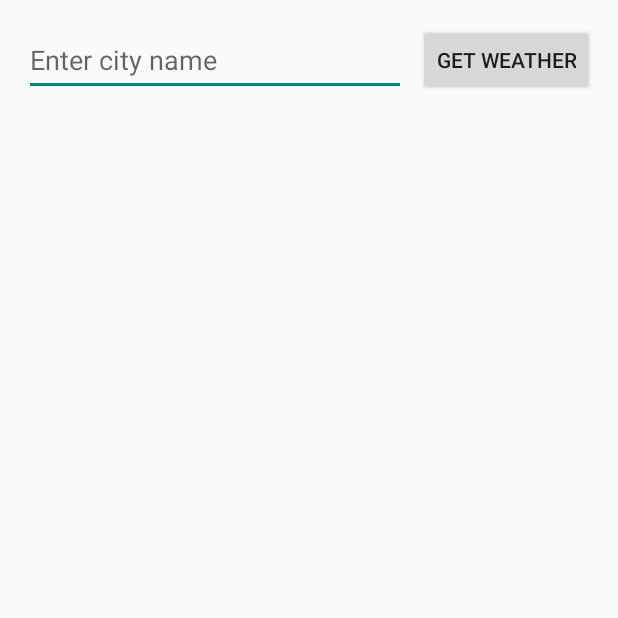
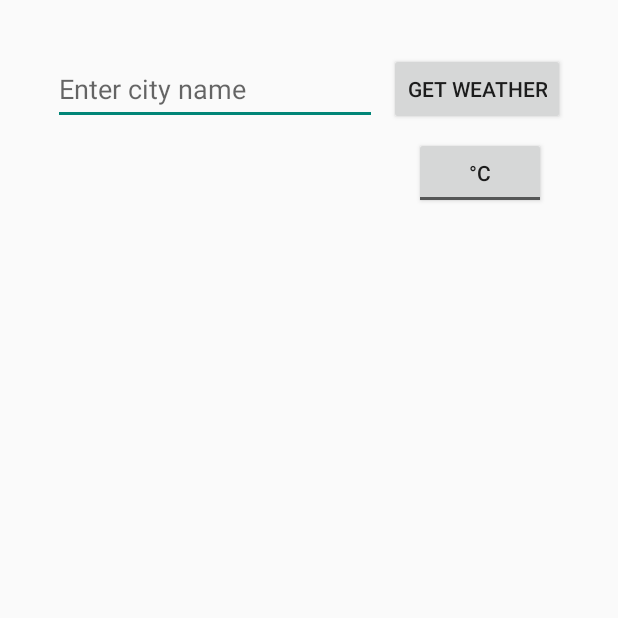
Before and after one commit to JuranHuang4399/WeatherApp-A6, an Android app: the WeatherActivity screen opened directly, with no data from a screen before it, on a phone screen of 412 x 824 dp, the top half of it. Run offline under Robolectric (Android 15) with nearby library versions, the phone set to English and light mode, and no system bars.

Commit message:
Restructure the weather activity, fix some ui problems and warnings.

```diff
--- a/app/src/main/java/com/group4/weatherapp/MainActivity.java
+++ b/app/src/main/java/com/group4/weatherapp/MainActivity.java
@@ -3,7 +3,6 @@ package com.group4.weatherapp;
 import android.content.Intent;
 import android.os.Bundle;
 import android.widget.Button;
-import android.widget.TextView;
 
 import androidx.appcompat.app.AppCompatActivity;
 
--- a/app/src/main/res/layout/activity_main.xml
+++ b/app/src/main/res/layout/activity_main.xml
@@ -8,8 +8,8 @@
         android:id="@+id/GroupNameText"
         android:layout_width="wrap_content"
         android:layout_height="wrap_content"
-        android:text="Group 4"
-        android:textSize="24sp"
+        android:text="@string/group_4"
+        android:textSize="30sp"
         android:textStyle="bold"
         app:layout_constraintTop_toTopOf="@id/GroupNameGuide"
         app:layout_constraintStart_toStartOf="parent"
@@ -28,7 +28,7 @@
         android:id="@+id/WeatherButton"
         android:layout_width="wrap_content"
         android:layout_height="wrap_content"
-        android:text="Check Weather"
+        android:text="@string/check_weather"
         app:layout_constraintBaseline_toTopOf="@id/WeatherButtonGuide"
         app:layout_constraintStart_toStartOf="parent"
         app:layout_constraintEnd_toEndOf="parent"
--- a/app/src/main/res/layout/activity_weather.xml
+++ b/app/src/main/res/layout/activity_weather.xml
@@ -5,7 +5,7 @@
     xmlns:tools="http://schemas.android.com/tools"
     android:layout_width="match_parent"
     android:layout_height="match_parent"
-    android:padding="16dp">
+    android:padding="35dp">
 
     <!-- Loading Spinner -->
     <ProgressBar
@@ -24,12 +24,26 @@
         android:id="@+id/cityInput"
         android:layout_width="0dp"
         android:layout_height="48dp"
+        android:autofillHints=""
         android:hint="@string/city_hint"
         android:inputType="textCapWords|textAutoComplete"
         app:layout_constraintTop_toTopOf="parent"
         app:layout_constraintStart_toStartOf="parent"
         app:layout_constraintEnd_toStartOf="@id/WeatherButton"
         android:layout_marginEnd="8dp"/>
+
+    <ToggleButton
+        android:id="@+id/tempUnitToggle"
+        android:layout_width="wrap_content"
+        android:layout_height="wrap_content"
+        android:layout_marginTop="8dp"
+        android:checked="false"
+        android:textOff="@string/temp_unit_c"
+        android:textOn="@string/temp_unit_f"
+        app:layout_constraintEnd_toEndOf="parent"
+        app:layout_constraintHorizontal_bias="0.95"
+        app:layout_constraintStart_toStartOf="parent"
+        app:layout_constraintTop_toBottomOf="@+id/WeatherButton" />
 
     <Button
         android:id="@+id/WeatherButton"
--- a/app/src/main/res/layout/forecast_day_item.xml
+++ b/app/src/main/res/layout/forecast_day_item.xml
@@ -44,7 +44,7 @@
         android:id="@+id/descTextView"
         android:layout_width="wrap_content"
         android:layout_height="wrap_content"
-        android:textSize="10sp"
+        android:textSize="14sp"
         android:textColor="#808080"
         android:layout_marginTop="2dp"
         android:maxLines="2"
--- a/app/src/main/res/values/strings.xml
+++ b/app/src/main/res/values/strings.xml
@@ -4,4 +4,8 @@
     <string name="get_weather">GET WEATHER</string>
     <string name="icon_background_desc">Weather icon background</string>
     <string name="weather_icon_desc">Weather condition icon</string>
+    <string name="group_4">Group 4</string>
+    <string name="check_weather">Check Weather</string>
+    <string name="temp_unit_c">°C</string>
+    <string name="temp_unit_f">°F</string>
 </resources>
--- a/gradle/libs.versions.toml
+++ b/gradle/libs.versions.toml
@@ -1,5 +1,5 @@
 [versions]
-agp = "8.8.0"
+agp = "8.6.0"
 junit = "4.13.2"
 junitVersion = "1.1.5"
 espressoCore = "3.5.1"
```
Also changed, not shown: app/src/main/java/com/group4/weatherapp/WeatherActivity.java (+78 -105 lines).
